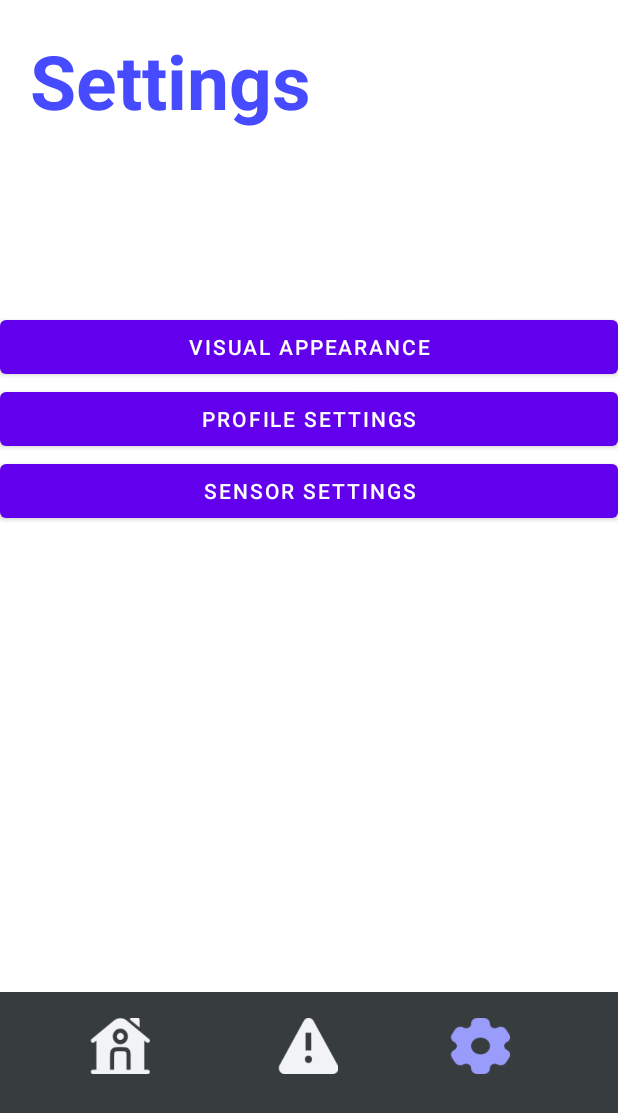
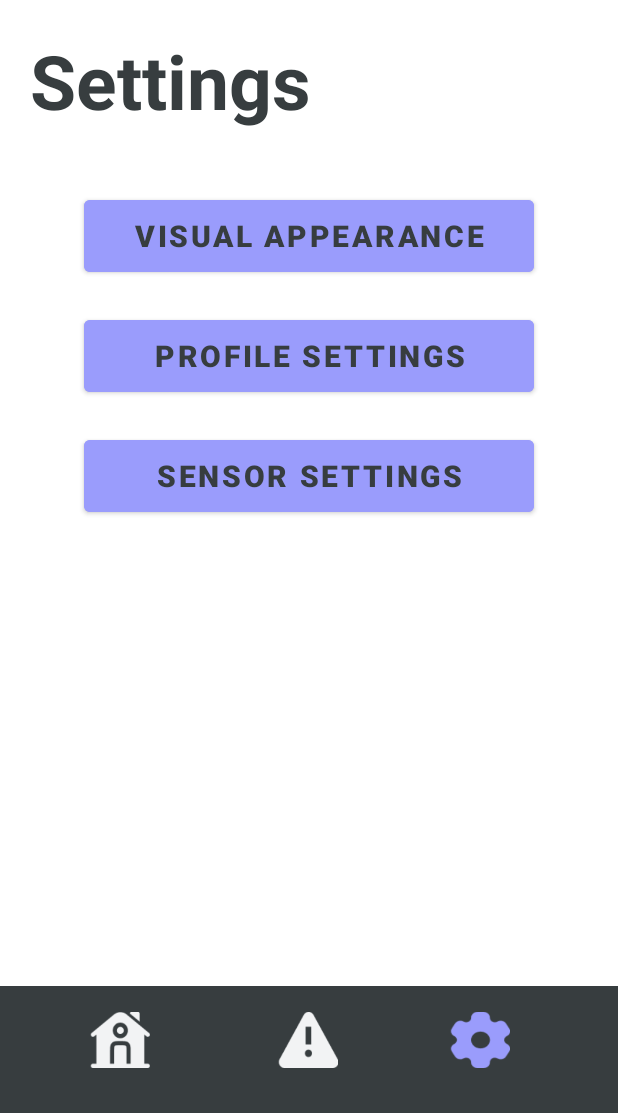
Before and after one commit to elshant/IAB330Ass2, an Android app: the screen it shows after launch (SettingsMenuActivity), after a tap on an icon or button, on a phone screen of 412 x 824 dp. Shown: the top 1113 px of the screen. Run offline under Robolectric (Android 15) with nearby library versions, the phone set to English and light mode, and no system bars.

Commit message:
Settings Menu styles - messed around with chart and database.

```diff
--- a/app/src/main/java/com/iab330/weatheralert/DataActivity.java
+++ b/app/src/main/java/com/iab330/weatheralert/DataActivity.java
@@ -78,7 +78,6 @@ public class DataActivity extends AppCompatActivity {
         SimpleDateFormat dateFormat = new SimpleDateFormat("HH:mm:ss", Locale.getDefault());
 
         AnyChartView tempChartView = findViewById(R.id.tempChart);
-        tempChartView.setProgressBar(findViewById(R.id.progress_bar));
 
         Cartesian tempLineChart = AnyChart.line();
         tempLineChart.animation(true); // Setting Animation for the chart
@@ -104,6 +103,7 @@ public class DataActivity extends AppCompatActivity {
         Mapping series1Mapping = set.mapAs("{ x: 'x', value: 'value' }"); // Map for mapping values in X-Axis (time) with Y-axix (temperature)
 
         Line series1 = tempLineChart.line(series1Mapping);
+        //series1.name(tvVehicleName.getText().toString());
         series1.hovered().markers().enabled(true);
         series1.hovered().markers()
                 .type(MarkerType.CIRCLE)
--- a/app/src/main/java/com/iab330/weatheralert/MainActivity.java
+++ b/app/src/main/java/com/iab330/weatheralert/MainActivity.java
@@ -26,6 +26,7 @@ public class MainActivity extends AppCompatActivity {
     ImageButton btnHome;
     ImageButton btnAlert;
     ImageButton btnSetting;
+    TextView dataLink;
     Intent service;
     SensorDataReceiver dataReceiver;
     LinearLayout mainLayout;
@@ -40,6 +41,7 @@ public class MainActivity extends AppCompatActivity {
         handleAlertClick();
         handleSettingClick();
         handleHomeClick();
+        handleDataClick();
         manageSensorService();
     }
 
@@ -100,6 +102,13 @@ public class MainActivity extends AppCompatActivity {
         });
     }
 
+    private void handleDataClick(){
+        dataLink.setOnClickListener(view -> {
+            Intent intent = new Intent(this, DataActivity.class);
+            startActivity(intent);
+        });
+    }
+
     private void handleBackgroundChange() {
         Calendar c = Calendar.getInstance();
         int timeOfDay = c.get(Calendar.HOUR_OF_DAY);
@@ -142,7 +151,7 @@ public class MainActivity extends AppCompatActivity {
             currentColor = "F2F3F4";
         }
 
-        for (int i = 0; i < mainLayout.getChildCount() && i < 3; i++) {
+        for (int i = 0; i < mainLayout.getChildCount() && i < 4; i++) {
             View v = mainLayout.getChildAt(i);
             if (v instanceof TextView) {
                 ((TextView) v).setTextColor(Color.parseColor(currentColor));
@@ -187,6 +196,7 @@ public class MainActivity extends AppCompatActivity {
         btnHome = findViewById(R.id.homeBtn);
         btnSetting = findViewById(R.id.settingsBtn);
         btnAlert = findViewById(R.id.alertBtn);
+        dataLink = findViewById(R.id.detailsText);
         mainLayout = findViewById(R.id.mainLayout);
     }
 }
--- a/app/src/main/res/layout/activity_settings_menu.xml
+++ b/app/src/main/res/layout/activity_settings_menu.xml
@@ -12,33 +12,51 @@
         android:layout_height="wrap_content"
         android:padding="20dp"
         android:text="Settings"
+        android:textColor="#373D3F"
         android:textSize="50sp"
-        android:textColor="#474BFF"
-        android:textStyle="bold"
-        />
+        android:textStyle="bold" />
+
     <LinearLayout
         android:layout_width="match_parent"
         android:layout_height="wrap_content"
-        android:layout_marginTop="100dp"
-        android:orientation="vertical"
-        >
+        android:layout_marginTop="20dp"
+        android:gravity="center"
+        android:orientation="vertical">
+
         <Button
             android:id="@+id/visualBtn"
-            android:layout_width="match_parent"
-            android:layout_height="match_parent"
-            android:text="Visual Appearance"/>
+            android:layout_width="300dp"
+            android:layout_height="60dp"
+            android:layout_marginBottom="20dp"
+            android:textSize="20dp"
+            android:textStyle="bold"
+            android:backgroundTint="#9A9CFC"
+            android:textColor="#373D3F"
+            android:text="Visual Appearance" />
+
         <Button
             android:id="@+id/profileBtn"
-            android:layout_width="match_parent"
-            android:layout_height="match_parent"
+            android:layout_width="300dp"
+            android:layout_height="60dp"
+            android:layout_marginBottom="20dp"
+            android:textSize="20dp"
+            android:textStyle="bold"
+            android:backgroundTint="#9A9CFC"
+            android:textColor="#373D3F"
             android:text="Profile settings" />
+
         <Button
             android:id="@+id/sensorBtn"
-            android:layout_width="match_parent"
-            android:layout_height="match_parent"
-            android:text="Sensor Settings"/>
+            android:layout_width="300dp"
+            android:layout_height="60dp"
+            android:textSize="20dp"
+            android:textStyle="bold"
+            android:backgroundTint="#9A9CFC"
+            android:textColor="#373D3F"
+            android:text="Sensor Settings" />
 
     </LinearLayout>
+
     <FrameLayout
         android:layout_width="match_parent"
         android:layout_height="match_parent"
```
Also changed, not shown: app/src/main/java/com/iab330/weatheralert/SensorSettingsActivity.java (+12 -7 lines), app/src/main/res/layout/activity_main.xml (+11 -0 lines).
